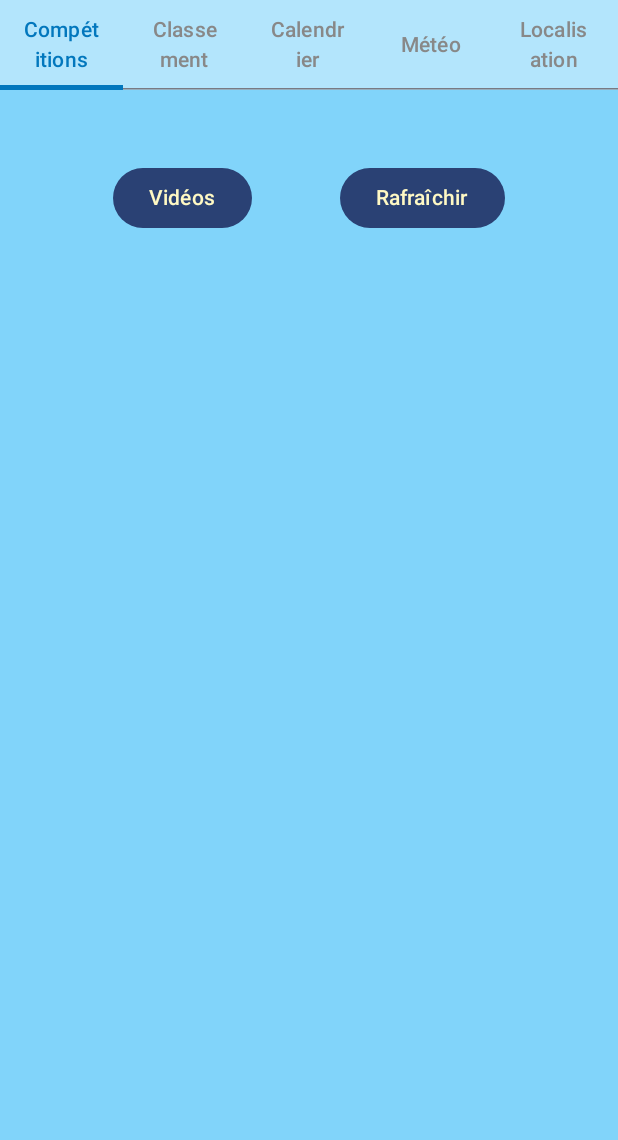
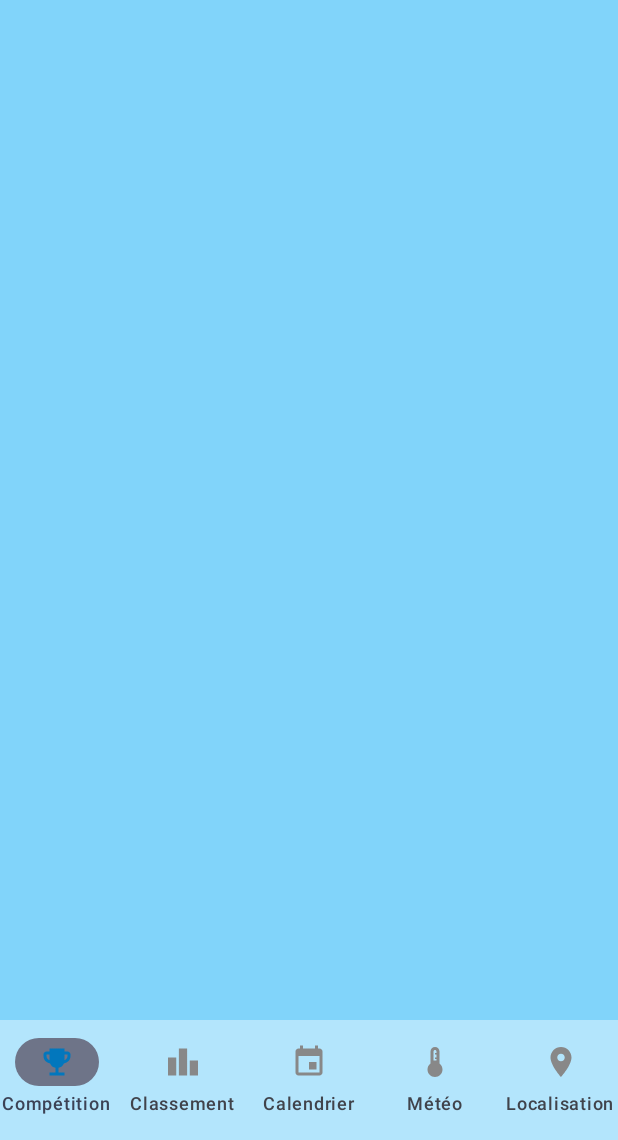
Before and after one commit to freegame234/kitesurfApp, an Android app built with Jetpack Compose: the HomeScreen screen opened through its navigation route, on a phone screen of 412 x 824 dp, the part 96-1236 px from its top. Run offline under Robolectric (Android 15) with nearby library versions, the phone set to English and light mode, and no system bars; our stand-ins replace Dagger/Hilt's generated code, accompanist; pictures from the network do not load.

```diff
--- a/app/src/main/java/com/example/kitesurf/KitesurfApplication.kt
+++ b/app/src/main/java/com/example/kitesurf/KitesurfApplication.kt
@@ -2,7 +2,7 @@ package com.example.kitesurf
 
 import android.app.Application
 import dagger.hilt.android.HiltAndroidApp
-import com.example.kitesurf.ui.screen.NotificationHelper
+import com.example.kitesurf.NotificationHelper
 
 @HiltAndroidApp
 class KitesurfApplication : Application() {
--- a/app/src/main/java/com/example/kitesurf/Location.kt
+++ b/app/src/main/java/com/example/kitesurf/Location.kt
@@ -13,7 +13,6 @@ fun getLastLocation(context: Context, onLocationReady: (Double, Double) -> Unit)
             context, Manifest.permission.ACCESS_FINE_LOCATION
         ) != PackageManager.PERMISSION_GRANTED
     ) {
-        // Permission non accordée
         return
     }
 
--- a/app/src/main/java/com/example/kitesurf/ui/screen/NotificationHelper.kt
+++ b/app/src/main/java/com/example/kitesurf/NotificationHelper.kt
@@ -1,5 +1,6 @@
-package com.example.kitesurf.ui.screen
+package com.example.kitesurf
 
+import android.R
 import android.app.NotificationChannel
 import android.app.NotificationManager
 import android.content.Context
@@ -28,7 +29,7 @@ object NotificationHelper {
 
     fun sendNotification(context: Context, title: String, message: String) {
         val builder = NotificationCompat.Builder(context, CHANNEL_ID)
-            .setSmallIcon(android.R.drawable.ic_dialog_info) // adapte à ton icône
+            .setSmallIcon(R.drawable.ic_dialog_info) // adapte à ton icône
             .setContentTitle(title)
             .setContentText(message)
             .setPriority(NotificationCompat.PRIORITY_DEFAULT)
--- a/app/src/main/java/com/example/kitesurf/di/NetworkModule.kt
+++ b/app/src/main/java/com/example/kitesurf/di/NetworkModule.kt
@@ -14,7 +14,7 @@ import javax.inject.Singleton
 object NetworkModule {
 
     @Provides
-    fun provideBaseUrl(): String = "https://172.20.10.5:5000"
+    fun provideBaseUrl(): String = "https://192.168.1.141:5000"
 
     @Provides
     @Singleton
--- a/app/src/main/java/com/example/kitesurf/network/RetrofitInstance.kt
+++ b/app/src/main/java/com/example/kitesurf/network/RetrofitInstance.kt
@@ -6,7 +6,7 @@ import retrofit2.Retrofit
 import retrofit2.converter.gson.GsonConverterFactory
 
 object RetrofitInstance {
-    private const val BASE_URL = "https://172.20.10.5:5000"
+    private const val BASE_URL = "https://192.168.1.141:5000"
 
     val api: ApiService by lazy {
         Retrofit.Builder()
--- /dev/null
+++ b/app/src/main/java/com/example/kitesurf/ui/screen/BottomNavigationBar.kt
@@ -0,0 +1,55 @@
+package com.example.kitesurf.ui.screen
+
+import androidx.compose.foundation.layout.fillMaxWidth
+import androidx.compose.material.icons.Icons
+import androidx.compose.material.icons.filled.EmojiEvents
+import androidx.compose.material.icons.filled.Event
+import androidx.compose.material.icons.filled.Home
+import androidx.compose.material.icons.filled.Leaderboard
+import androidx.compose.material.icons.filled.LocationOn
+import androidx.compose.material.icons.filled.Thermostat
+import androidx.compose.material3.Icon
+import androidx.compose.material3.NavigationBar
+import androidx.compose.material3.NavigationBarItem
+import androidx.compose.material3.Text
+import androidx.compose.runtime.Composable
+import androidx.compose.ui.Modifier
+import androidx.compose.ui.graphics.Color
+import androidx.compose.ui.graphics.vector.ImageVector
+import com.example.kitesurf.ui.theme.BlueOceanDark
+import com.example.kitesurf.ui.theme.BlueOceanLight
+
+@Composable
+fun BottomNavigationBar(
+    selectedTabIndex: Int,
+    onTabSelected: (Int) -> Unit
+) {
+    val tabs: List<Pair<String, ImageVector>> = listOf(
+        "Compétition" to Icons.Filled.EmojiEvents,
+        "Classement" to Icons.Filled.Leaderboard,
+        "Calendrier" to Icons.Filled.Event,
+        "Météo" to Icons.Filled.Thermostat,
+        "Localisation" to Icons.Filled.LocationOn
+    )
+
+    NavigationBar(
+        modifier = Modifier.fillMaxWidth(),
+        containerColor = BlueOceanLight,
+        contentColor = Color.Black
+    ) {
+        tabs.forEachIndexed { index, (title, icon) ->
+            NavigationBarItem(
+                selected = selectedTabIndex == index,
+                onClick = { onTabSelected(index) },
+                label = { Text(title) },
+                icon = {
+                    Icon(
+                        imageVector = icon,
+                        contentDescription = title,
+                        tint = if (selectedTabIndex == index) BlueOceanDark else Color.Gray
+                    )
+                }
+            )
+        }
+    }
+}
--- a/app/src/main/java/com/example/kitesurf/ui/screen/HomeScreen.kt
+++ b/app/src/main/java/com/example/kitesurf/ui/screen/HomeScreen.kt
@@ -1,28 +1,44 @@
 package com.example.kitesurf.ui.screen
 
+import android.util.Log
+import androidx.compose.animation.*
+import androidx.compose.animation.core.tween
 import androidx.compose.foundation.background
 import androidx.compose.foundation.layout.*
 import androidx.compose.foundation.lazy.LazyColumn
 import androidx.compose.foundation.lazy.items
+import androidx.compose.foundation.shape.RoundedCornerShape
+import androidx.compose.material.icons.Icons
+import androidx.compose.material.icons.filled.Home
 import androidx.compose.material3.*
-import androidx.compose.material3.TabRowDefaults.tabIndicatorOffset
 import androidx.compose.runtime.*
-import androidx.compose.ui.Alignment
 import androidx.compose.ui.Modifier
 import androidx.compose.ui.graphics.Color
 import androidx.compose.ui.platform.LocalContext
 import androidx.compose.ui.unit.dp
+import androidx.lifecycle.viewmodel.compose.viewModel
 import androidx.navigation.NavController
+import com.example.kitesurf.getLastLocation
 import com.example.kitesurf.ui.theme.*
 import com.example.kitesurf.ui.viewmodel.*
-import androidx.lifecycle.viewmodel.compose.viewModel
-import coil.compose.AsyncImage
-import com.example.kitesurf.domaine.model.WeatherResponse
-import com.example.kitesurf.getLastLocation
 import kotlinx.coroutines.delay
+import androidx.compose.material3.Icon
+import androidx.compose.material3.Text
+import com.example.kitesurf.domaine.model.Position
+import com.example.kitesurf.network.RetrofitInstance
+import com.google.accompanist.swiperefresh.SwipeRefresh
+import com.google.accompanist.swiperefresh.rememberSwipeRefreshState
+import com.google.android.gms.maps.CameraUpdateFactory
+import com.google.android.gms.maps.model.CameraPosition
+import com.google.android.gms.maps.model.LatLng
+import com.google.maps.android.compose.GoogleMap
+import com.google.maps.android.compose.Marker
+import com.google.maps.android.compose.MarkerState
+import com.google.maps.android.compose.rememberCameraPositionState
+import kotlinx.coroutines.launch
+import kotlin.collections.forEach
 
-
-@OptIn(ExperimentalMaterial3Api::class)
+@OptIn(ExperimentalMaterial3Api::class, ExperimentalAnimationApi::class)
 @Composable
 fun HomeScreen(
     navController: NavController,
@@ -32,11 +48,12 @@ fun HomeScreen(
     competitionViewModel: CompetitionViewModel = viewModel(factory = CompetitionViewModelFactory(LocalContext.current))
 ) {
     var selectedTabIndex by remember { mutableStateOf(0) }
-    val tabs = listOf("Compétitions", "Classement", "Calendrier", "Météo", "Localisation")
-    val competitions by competitionViewModel.competitions.collectAsState()
-    val error by competitionViewModel.errorMessage.collectAsState()
+    var isRefreshing by remember { mutableStateOf(false) }
 
-    // ⚡ Rafraîchissement automatique toutes les 5 minutes
+    val swipeRefreshState = rememberSwipeRefreshState(isRefreshing)
+    val scope = rememberCoroutineScope()
+
+    // Rafraîchissement auto toutes les 10s
     LaunchedEffect(Unit) {
         while (true) {
             classementViewModel.fetchClassement(1)
@@ -55,65 +72,54 @@ fun HomeScreen(
                     titleContentColor = Color.Black
                 )
             )
+        },
+        bottomBar = {
+            BottomNavigationBar(
+                selectedTabIndex = selectedTabIndex,
+                onTabSelected = { selectedTabIndex = it }
+            )
         }
     ) { paddingValues ->
-        Column(
+        Box(
             modifier = Modifier
                 .fillMaxSize()
                 .padding(paddingValues)
                 .background(BlueOceanMedium)
         ) {
-            TabRow(
-                selectedTabIndex = selectedTabIndex,
-                indicator = { tabPositions ->
-                    TabRowDefaults.SecondaryIndicator(
-                        Modifier.tabIndicatorOffset(tabPositions[selectedTabIndex]),
-                        color = BlueOceanDark
+            SwipeRefresh(
+                state = swipeRefreshState,
+                onRefresh = {
+                    isRefreshing = true
+                    scope.launch {
+                        refreshAllData(
+                            classementViewModel,
+                            competitionViewModel,
+                            calendrierViewModel,
+                            meteoViewModel // même si météo est géré dans WeatherScreen, c’est bien de prévoir
                         )
-                },
-                containerColor = BlueOceanLight
-            ) {
-                tabs.forEachIndexed { index, title ->
-                    Tab(
-                        selected = selectedTabIndex == index,
-                        onClick = { selectedTabIndex = index },
-                        text = { Text(title) },
-                        selectedContentColor = BlueOceanDark,
-                        unselectedContentColor = Color.Gray
-                    )
+                        delay(1000)
+                        isRefreshing = false
                     }
                 }
-
-            when (selectedTabIndex) {
+            ) {
+                AnimatedContent(
+                    targetState = selectedTabIndex,
+                    transitionSpec = {
+                        fadeIn(animationSpec = tween(300)) with fadeOut(animationSpec = tween(300))
+                    }
+                ) { targetIndex ->
+                    when (targetIndex) {
                         0 -> CompetitionTab(competitionViewModel)
                         1 -> ClassementTab(classementViewModel)
                         2 -> CalendrierTab(calendrierViewModel)
                         3 -> WeatherScreen(meteoViewModel)
                         4 -> LocalisationTabScreen()
                     }
-
-            Row(
-                modifier = Modifier
-                    .fillMaxWidth()
-                    .padding(16.dp),
-                horizontalArrangement = Arrangement.SpaceEvenly,
-                verticalAlignment = Alignment.CenterVertically
-            ) {
-                Button(onClick = {
-                    navController.navigate("video_list_screen")
-                }) {
-                    Text("Vidéos", color = WhiteSand)
-                }
-                Button(onClick = {
-                    refreshAllData(classementViewModel, competitionViewModel, calendrierViewModel, meteoViewModel)
-                }) {
-                    Text("Rafraîchir", color = WhiteSand)
                 }
             }
         }
     }
 }
-
 @Composable
 fun CompetitionTab(viewModel: CompetitionViewModel = viewModel()) {
     val competitions by viewModel.competitions.collectAsState()
@@ -154,10 +160,33 @@ fun CalendrierTab(viewModel: CalendrierViewModel = viewModel()) {
         viewModel.fetchCalendrier(1)
     }
 
-    LazyColumn(modifier = Modifier.padding(16.dp)) {
+    LazyColumn(
+        modifier = Modifier
+            .fillMaxSize()
+            .padding(16.dp),
+        verticalArrangement = Arrangement.spacedBy(12.dp)
+    ) {
         items(calendrier) { event ->
-            Text("${event.date_debut} → ${event.date_fin} à ${event.localisation}")
-            Spacer(Modifier.height(6.dp))
+            Card(
+                shape = RoundedCornerShape(16.dp),
+                elevation = CardDefaults.cardElevation(defaultElevation = 4.dp),
+                colors = CardDefaults.cardColors(containerColor = Color.White),
+                modifier = Modifier.fillMaxWidth()
+            ) {
+                Column(modifier = Modifier.padding(16.dp)) {
+                    Text(
+                        text = "${event.date_debut} → ${event.date_fin}",
+                        style = MaterialTheme.typography.titleMedium,
+                        color = BlueOceanDark
+                    )
+                    Spacer(Modifier.height(4.dp))
+                    Text(
+                        text = event.localisation,
+                        style = MaterialTheme.typography.bodyMedium,
+                        color = Color.Gray
+                    )
+                }
+            }
         }
     }
 }
@@ -172,8 +201,53 @@ fun WeatherScreen(viewModel: WeatherViewModel) {
             viewModel.loadWeather(lat, lon)
         }
     }
+    WeatherWidget(weather)
+}
 
-    WeatherWidget(weather)
+@Composable
+fun LocalisationTabScreen() {
+    var positions by remember { mutableStateOf<List<Position>>(emptyList()) }
+    val cameraPositionState = rememberCameraPositionState {
+        position = CameraPosition.fromLatLngZoom(LatLng(48.0, 2.0), 5f)
+    }
+
+    LaunchedEffect(Unit) {
+        try {
+            positions = RetrofitInstance.api.getPositions()
+            Log.d("LocalisationTab", "Positions reçues: ${positions.size}")
+        } catch (e: Exception) {
+            Log.e("LocalisationTab", "Erreur chargement positions", e)
+        }
+    }
+
+    LaunchedEffect(positions) {
+        if (positions.isNotEmpty()) {
+            val avgLat = positions.map { it.latitude }.average()
+            val avgLng = positions.map { it.longitude }.average()
+            val update = CameraUpdateFactory.newLatLngZoom(LatLng(avgLat, avgLng), 12f)
+            cameraPositionState.animate(update)
+        }
+    }
+
+    // NE PAS utiliser fillMaxSize ici
+    Column(modifier = Modifier.fillMaxSize()) {
+        Box(modifier = Modifier.weight(1f)) {
+            GoogleMap(
+                modifier = Modifier.fillMaxSize(), // Ici c'est ok car on limite par weight
+                cameraPositionState = cameraPositionState,
+            ) {
+                positions
+                    .filter { it.latitude != null && it.longitude != null }
+                    .forEach { position ->
+                        Marker(
+                            state = MarkerState(position = LatLng(position.latitude, position.longitude)),
+                            title = "Kitesurfer #${position.kitesurfer_id}",
+                            snippet = "Dernière mise à jour: ${position.timestamp}"
+                        )
+                    }
+            }
+        }
+    }
 }
 
 private fun refreshAllData(
--- a/app/src/main/java/com/example/kitesurf/ui/screen/MeteoScreen.kt
+++ b/app/src/main/java/com/example/kitesurf/ui/screen/WeatherWidget.kt
@@ -6,10 +6,8 @@ import androidx.compose.material3.Text
 import androidx.compose.runtime.Composable
 import androidx.compose.ui.Modifier
 import androidx.compose.ui.unit.dp
-import androidx.core.app.ActivityCompat
 import coil.compose.AsyncImage
 import com.example.kitesurf.domaine.model.WeatherResponse
-import java.util.jar.Manifest
 
 @Composable
 fun WeatherWidget(weather: WeatherResponse?) {
--- a/app/src/main/java/com/example/kitesurf/ui/viewmodel/CompetitionViewModel.kt
+++ b/app/src/main/java/com/example/kitesurf/ui/viewmodel/CompetitionViewModel.kt
@@ -8,7 +8,7 @@ import kotlinx.coroutines.flow.StateFlow
 import kotlinx.coroutines.launch
 import com.example.kitesurf.domaine.model.Competition
 import com.example.kitesurf.network.RetrofitInstance
-import com.example.kitesurf.ui.screen.NotificationHelper
+import com.example.kitesurf.NotificationHelper
 
 
 class CompetitionViewModel(private val context: Context) : ViewModel() {
--- a/app/src/main/java/com/example/kitesurf/ui/screen/CompetitionViewModelFactory.kt
+++ b/app/src/main/java/com/example/kitesurf/ui/viewmodel/CompetitionViewModelFactory.kt
@@ -1,9 +1,8 @@
-package com.example.kitesurf.ui.screen
+package com.example.kitesurf.ui.viewmodel
 
 import android.content.Context
 import androidx.lifecycle.ViewModel
 import androidx.lifecycle.ViewModelProvider
-import com.example.kitesurf.ui.viewmodel.CompetitionViewModel
 
 class CompetitionViewModelFactory(private val context: Context) : ViewModelProvider.Factory {
     override fun <T : ViewModel> create(modelClass: Class<T>): T {
--- a/settings.gradle.kts
+++ b/settings.gradle.kts
@@ -14,9 +14,9 @@ pluginManagement {
     plugins {
         // Declare plugins used in sub-projects, without applying them here
         //noinspection GradlePluginVersion
-        id("com.android.application") version "8.10.0" apply false
+        id("com.android.application") version "8.10.1" apply false
         //noinspection GradlePluginVersion
-        id("com.android.library") version "8.10.0" apply false // If you have library modules
+        id("com.android.library") version "8.10.1" apply false // If you have library modules
         id("org.jetbrains.kotlin.android") version "2.1.20" apply false
         id("org.jetbrains.kotlin.jvm") version "2.1.20" apply false // If you have JVM modules
         id("org.jetbrains.kotlin.plugin.compose") version "2.0.21" apply false // Kotlin Compose plugin
```
Also changed, not shown: app/build.gradle.kts (+42 -52 lines), app/src/main/java/com/example/kitesurf/ui/screen/LocalisationTabScreen.kt (deleted, +0 -62 lines), app/src/main/java/com/example/kitesurf/ui/screen/SecondScreen.kt (deleted, +0 -69 lines), gradle/libs.versions.toml (+24 -3 lines), 1 other file. Lines whose indentation alone changed are shown as unchanged.
